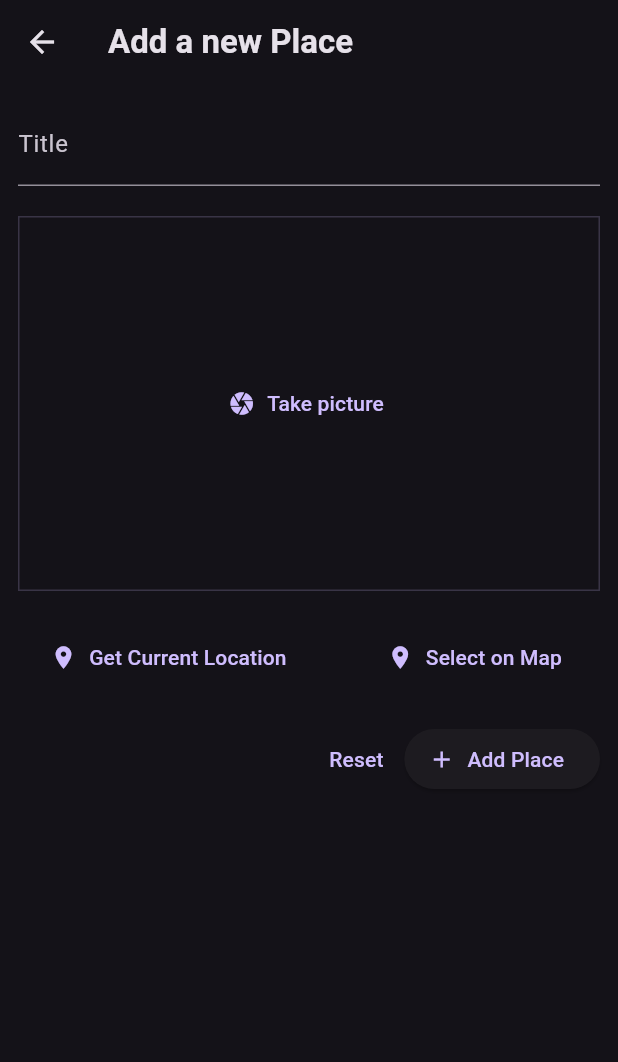
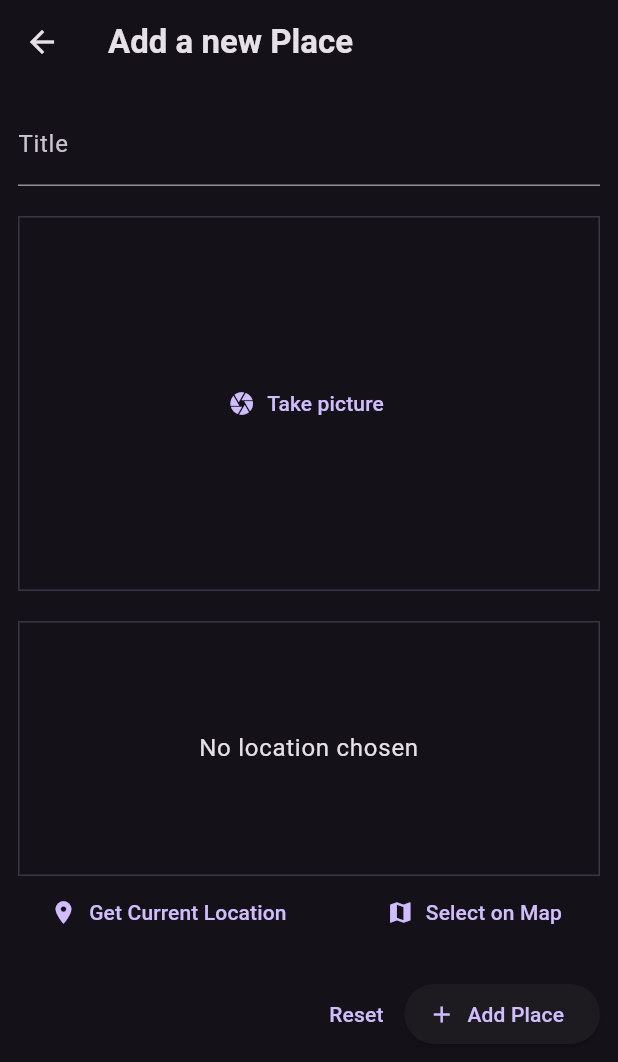
Before and after one commit to Mehrgan2013/favorite_places, a Flutter app: the screen it shows after launch, after a tap on the "add" icon, on a phone screen of 412 x 824 dp. Shown: the top 1062 px of the screen. Run offline on Flutter 3.47's test engine with Material 3 defaults, Android fonts, the phone set to English and light mode, and no system bars; our stand-ins replace flutter_riverpod, google_fonts, image_picker, location, sqflite; accounts and stored records are empty.

Commit message:
save data on the mobile

```diff
--- a/lib/models/place.dart
+++ b/lib/models/place.dart
@@ -5,8 +5,14 @@ import 'package:uuid/uuid.dart';
 const uuid = Uuid();
 
 class Place {
-  Place({required this.title, required this.image}) : id = uuid.v4();
+  Place({
+    required this.title,
+    required this.image,
+    // required this.location,
+    String? id,
+  }) : id = id ?? uuid.v4();
   final String id;
   final String title;
   final File image;
+  // final PlaceLocation location;
 }
--- a/lib/pviders/user_Places.dart
+++ b/lib/pviders/user_Places.dart
@@ -6,12 +6,63 @@
 import 'dart:io';
 import 'package:favorite_places/models/place.dart';
 import 'package:flutter_riverpod/flutter_riverpod.dart';
+import 'package:location/location.dart';
+import 'package:path_provider/path_provider.dart' as syspath;
+import 'package:path/path.dart' as path;
+import 'package:sqflite/sqflite.dart' as sql;
+import 'package:sqflite/sqlite_api.dart';
 
 // ignore: camel_case_types
-class userPlacesNotifier extends StateNotifier<List<Place>> {
-  userPlacesNotifier() : super(const []);
-  void addPlace(String title, File? image) {
-    final newPlace = Place(title: title, image: image!);
+Future<Database> _getDatabase() async {
+  final dbpath = await sql.getDatabasesPath();
+  final db = await sql.openDatabase(
+    path.join(dbpath, 'place.db'),
+    onCreate: (db, version) {
+      //return db.execute('Create TABLE user_places(id TEXT PRIMARY KEY, title TEXT ,image TEXT,lat REAL,lng REAL,address TEXT)');
+      return db.execute(
+          'Create TABLE user_places(id TEXT PRIMARY KEY ,title TEXT, image TEXT)');
+    },
+    version: 1,
+  );
+  return db;
+}
+
+class UserPlacesNotifier extends StateNotifier<List<Place>> {
+  UserPlacesNotifier() : super(const []);
+
+  Future<void> lodplaces() async {
+    final db = await _getDatabase();
+    final data = await db.query('user_places');
+    final places = data
+        .map((row) => Place(
+              id: row['id'] as String,
+              title: row['title'] as String,
+              image: File(row['image'] as String),
+              // location: PlaceLocation(latitude:row['latitude'] as double,
+              // longtitude:row['longtitude'] as double,
+              // address: row['address'] as String),
+            ))
+        .toList();
+    state = places;
+  }
+
+  void addPlace(String title, File? image) async {
+    final appDir = await syspath.getApplicationDocumentsDirectory();
+    final filename = path.basename(image!.path);
+    final copiedImage = await image.copy('${appDir.path}/$filename');
+
+    final newPlace = Place(title: title, image: copiedImage);
+
+    final db = await _getDatabase();
+    db.insert('user_places', {
+      'id': newPlace.id,
+      'title': newPlace.title,
+      'image': newPlace.image.path,
+      // 'lat' : newPlace.location.latitude,
+      // 'lng' : newPlace.location.longtitude,
+      // 'lat' : newPlace.location.address,
+    });
+
     state = [newPlace, ...state];
   }
 }
@@ -24,5 +75,5 @@ class userPlacesNotifier extends StateNotifier<List<Place>> {
 // }
 //*************************** */
 final userPlacesProvider =
-    StateNotifierProvider<userPlacesNotifier, List<Place>>(
-        (ref) => userPlacesNotifier());
+    StateNotifierProvider<UserPlacesNotifier, List<Place>>(
+        (ref) => UserPlacesNotifier());
--- a/lib/screens/add_location.dart
+++ b/lib/screens/add_location.dart
@@ -1,33 +0,0 @@
-import 'package:flutter/material.dart';
-
-class LocationInput extends StatefulWidget {
-  const LocationInput({super.key});
-
-  @override
-  State<LocationInput> createState() => _LocationInputState();
-}
-
-class _LocationInputState extends State<LocationInput> {
-  @override
-  Widget build(BuildContext context) {
-    return Column(
-      children: [
-        Container(),
-        Row(
-          mainAxisAlignment: MainAxisAlignment.spaceEvenly,
-          children: [
-            TextButton.icon(
-                onPressed: () {},
-                icon: const Icon(Icons.location_on),
-                label: const Text('Get Current Location')),
-            const SizedBox(width: 20),
-            TextButton.icon(
-                onPressed: () {},
-                icon: const Icon(Icons.location_on),
-                label: const Text('Select on Map')),
-          ],
-        )
-      ],
-    );
-  }
-}
--- a/lib/screens/add_place.dart
+++ b/lib/screens/add_place.dart
@@ -1,6 +1,6 @@
 import 'dart:io';
 import 'package:favorite_places/pviders/user_Places.dart';
-import 'package:favorite_places/screens/add_location.dart';
+import 'package:favorite_places/widgets/location_input.dart';
 import 'package:favorite_places/widgets/image_input.dart';
 import 'package:flutter/material.dart';
 import 'package:flutter_riverpod/flutter_riverpod.dart';
--- a/lib/screens/places.dart
+++ b/lib/screens/places.dart
@@ -5,8 +5,8 @@ import 'package:favorite_places/widgets/places_list.dart';
 import 'package:flutter/material.dart';
 import 'package:flutter_riverpod/flutter_riverpod.dart';
 
-class PlacesScreen extends ConsumerWidget {
-  PlacesScreen({super.key});
+class PlacesScreen extends ConsumerStatefulWidget {
+  const PlacesScreen({super.key});
   // final List<Place> places = [
   //   Place(title: 'Sydney'),
   //   Place(title: 'Berlin'),
@@ -14,7 +14,21 @@ class PlacesScreen extends ConsumerWidget {
   // ];
 
   @override
-  Widget build(BuildContext context, WidgetRef ref) {
+  ConsumerState<PlacesScreen> createState() {
+    return _PlacesScreenState();
+  }
+}
+
+class _PlacesScreenState extends ConsumerState<PlacesScreen> {
+  late Future<void> _placesFuture;
+  @override
+  void initState() {
+    super.initState();
+    _placesFuture = ref.read(userPlacesProvider.notifier).lodplaces();
+  }
+
+  @override
+  Widget build(BuildContext context) {
     final userPlaces = ref.watch(userPlacesProvider);
 
     return Scaffold(
@@ -32,7 +46,17 @@ class PlacesScreen extends ConsumerWidget {
       // body: Padding(padding: const EdgeInsets.all(8.0), PlacesList(places: places)),
       body: Padding(
           padding: const EdgeInsets.all(8.0),
-          child: PlacesList(places: userPlaces)),
+          child: FutureBuilder(
+            future: _placesFuture,
+            builder: (context, snapshot) =>
+                snapshot.connectionState == ConnectionState.waiting
+                    ? const Center(
+                        child: CircularProgressIndicator(),
+                      )
+                    : PlacesList(
+                        places: userPlaces,
+                      ),
+          )),
     );
   }
 }
--- a/lib/widgets/location_input.dart
+++ b/lib/widgets/location_input.dart
@@ -0,0 +1,94 @@
+import 'package:flutter/material.dart';
+import 'package:location/location.dart';
+
+class LocationInput extends StatefulWidget {
+  const LocationInput({super.key});
+
+  @override
+  State<LocationInput> createState() => _LocationInputState();
+}
+
+class _LocationInputState extends State<LocationInput> {
+  Location? _pickedLocation;
+  var _isGettingLocation = false;
+  void getCurrentLocation() async {
+    Location location = Location();
+
+    bool serviceEnabled;
+    PermissionStatus permissionGranted;
+    LocationData locationData;
+
+    serviceEnabled = await location.serviceEnabled();
+    if (!serviceEnabled) {
+      serviceEnabled = await location.requestService();
+      if (!serviceEnabled) {
+        return;
+      }
+    }
+
+    permissionGranted = await location.hasPermission();
+    if (permissionGranted == PermissionStatus.denied) {
+      permissionGranted = await location.requestPermission();
+      if (permissionGranted != PermissionStatus.granted) {
+        return;
+      }
+    }
+    setState(() {
+      _isGettingLocation = true;
+    });
+    locationData = await location.getLocation();
+    setState(() {
+      _isGettingLocation = false;
+    });
+    print(locationData.latitude);
+    print(locationData.longitude);
+  }
+
+  @override
+  Widget build(BuildContext context) {
+    Widget previewContent = Text(
+      'No location chosen',
+      textAlign: TextAlign.center,
+      style: Theme.of(context)
+          .textTheme
+          .bodyLarge!
+          .copyWith(color: Theme.of(context).colorScheme.onBackground),
+    );
+
+    if (_isGettingLocation) {
+      previewContent = const CircularProgressIndicator();
+    }
+
+    return Column(
+      children: [
+        Container(
+          height: 170,
+          width: double.infinity,
+          alignment: Alignment.center,
+          decoration: BoxDecoration(
+            border: Border.all(
+              width: 1,
+              // color: Colors.redAccent,
+              color: Theme.of(context).colorScheme.primary.withOpacity(0.2),
+            ),
+          ),
+          child: previewContent,
+        ),
+        Row(
+          mainAxisAlignment: MainAxisAlignment.spaceEvenly,
+          children: [
+            TextButton.icon(
+                onPressed: getCurrentLocation,
+                icon: const Icon(Icons.location_on),
+                label: const Text('Get Current Location')),
+            const SizedBox(width: 20),
+            TextButton.icon(
+                onPressed: () {},
+                icon: const Icon(Icons.map),
+                label: const Text('Select on Map')),
+          ],
+        )
+      ],
+    );
+  }
+}
--- a/pubspec.yaml
+++ b/pubspec.yaml
@@ -41,6 +41,9 @@ dependencies:
   flutter_riverpod: ^2.4.9
   image_picker: ^1.0.7
   location: ^5.0.3
+  path_provider: ^2.1.2
+  path: ^1.8.3
+  sqflite: ^2.3.0
 
 dev_dependencies:
   flutter_test:
```
Also changed, not shown: pubspec.lock, 1 other file.
